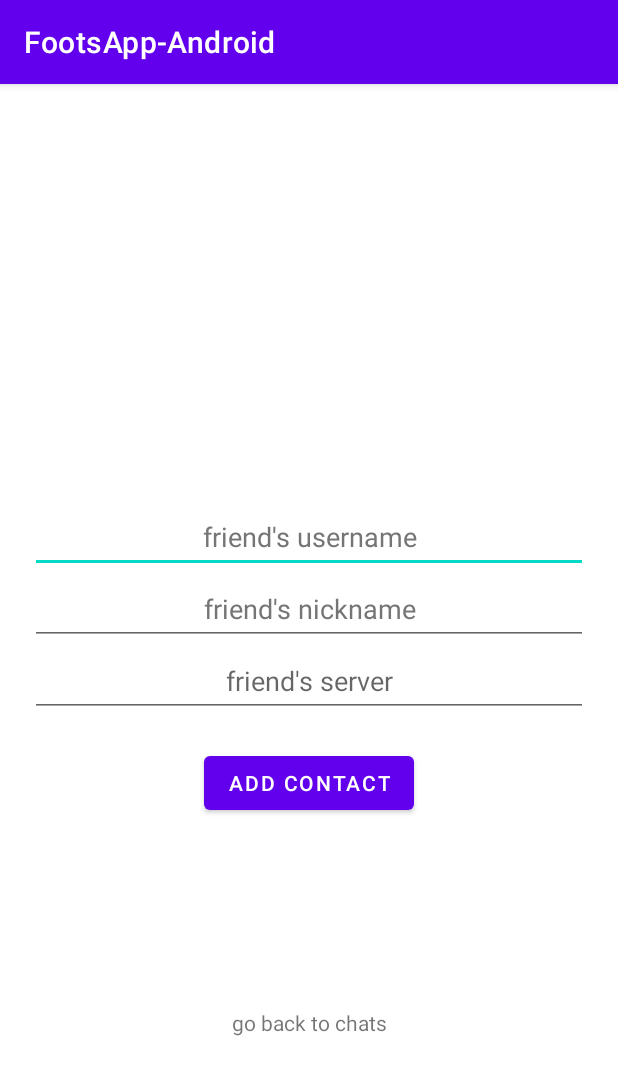
After one commit to saarmichael/FootsApp-Android, an Android app: the AddChatActivity screen opened directly, with no data from a screen before it, on a phone screen of 412 x 824 dp. The commit adds this screen. Shown: the top 1075 px of the screen. Run offline under Robolectric (Android 15) with nearby library versions, the phone set to English and light mode, and no system bars; our stand-ins replace Room's generated code.

Commit message:
added basic contacts list and basic add contact using room

```diff
--- a/app/build.gradle
+++ b/app/build.gradle
@@ -32,6 +32,9 @@ dependencies {
     implementation 'androidx.appcompat:appcompat:1.4.2'
     implementation 'com.google.android.material:material:1.6.1'
     implementation 'androidx.constraintlayout:constraintlayout:2.1.4'
+    implementation 'androidx.room:room-common:2.4.2'
+    implementation 'androidx.room:room-runtime:2.4.2'
+    annotationProcessor 'androidx.room:room-compiler:2.4.2'
     testImplementation 'junit:junit:4.13.2'
     androidTestImplementation 'androidx.test.ext:junit:1.1.3'
     androidTestImplementation 'androidx.test.espresso:espresso-core:3.4.0'
--- a/app/src/main/AndroidManifest.xml
+++ b/app/src/main/AndroidManifest.xml
@@ -14,6 +14,12 @@
         android:theme="@style/Theme.FootsAppAndroid"
         tools:targetApi="31">
         <activity
+            android:name=".AddChatActivity"
+            android:exported="false" />
+        <activity
+            android:name=".ChatsActivity"
+            android:exported="false" />
+        <activity
             android:name=".sign.RegisterActivity"
             android:exported="false" />
         <activity
--- /dev/null
+++ b/app/src/main/java/com/example/footsapp_android/AddChatActivity.java
@@ -0,0 +1,40 @@
+package com.example.footsapp_android;
+
+import android.os.Bundle;
+import android.widget.Button;
+import android.widget.EditText;
+
+import androidx.appcompat.app.AppCompatActivity;
+import androidx.room.Room;
+
+public class AddChatActivity extends AppCompatActivity {
+
+    private AppDB db;
+    private ContactDao contactDao;
+
+    @Override
+    protected void onCreate(Bundle savedInstanceState) {
+        super.onCreate(savedInstanceState);
+        setContentView(R.layout.activity_add_chat);
+
+        db = Room.databaseBuilder(getApplicationContext(), AppDB.class, "FooDB")
+                .allowMainThreadQueries().build();
+        contactDao = db.contactDao();
+
+        Button btnNewContact = findViewById(R.id.btnNewContact);
+        btnNewContact.setOnClickListener(view -> {
+            EditText etUser = findViewById(R.id.etUsername);
+            EditText etNickname = findViewById(R.id.etNickname);
+            EditText etServer = findViewById(R.id.etServer);
+
+
+            int size = contactDao.index().size() + 1;
+            Contact contact = new Contact(size, etUser.getText().toString(),
+                                          etNickname.getText().toString(),
+                                          etServer.getText().toString()); // find a way to generate an id number from db
+            contactDao.insert(contact);
+
+            finish();
+        });
+    }
+}
--- /dev/null
+++ b/app/src/main/java/com/example/footsapp_android/AppDB.java
@@ -0,0 +1,9 @@
+package com.example.footsapp_android;
+
+import androidx.room.Database;
+import androidx.room.RoomDatabase;
+
+@Database(entities = {Contact.class}, version = 1)
+public abstract class AppDB extends RoomDatabase {
+    public abstract ContactDao contactDao();
+}
--- /dev/null
+++ b/app/src/main/java/com/example/footsapp_android/ContactDao.java
@@ -0,0 +1,28 @@
+package com.example.footsapp_android;
+
+import androidx.room.Dao;
+import androidx.room.Delete;
+import androidx.room.Insert;
+import androidx.room.Query;
+import androidx.room.Update;
+
+import java.util.List;
+
+@Dao
+public interface ContactDao {
+
+    @Query("SELECT * FROM contact")
+    List<Contact> index();
+
+    @Query("SELECT * FROM contact WHERE id = :id")
+    Contact get(int id);
+
+    @Insert
+    void insert(Contact... contacts);
+
+    @Update
+    void update(Contact... contacts);
+
+    @Delete
+    void delete(Contact... contacts);
+}
--- /dev/null
+++ b/app/src/main/res/layout/activity_add_chat.xml
@@ -0,0 +1,90 @@
+<?xml version="1.0" encoding="utf-8"?>
+<androidx.constraintlayout.widget.ConstraintLayout xmlns:android="http://schemas.android.com/apk/res/android"
+    xmlns:app="http://schemas.android.com/apk/res-auto"
+    xmlns:tools="http://schemas.android.com/tools"
+    android:layout_width="match_parent"
+    android:layout_height="match_parent"
+    tools:context=".AddChatActivity">
+
+    <LinearLayout
+        android:id="@+id/ChatsRedirectLayout"
+        android:layout_width="wrap_content"
+        android:layout_height="wrap_content"
+        android:orientation="vertical"
+        app:layout_constraintBottom_toBottomOf="parent"
+        app:layout_constraintEnd_toEndOf="parent"
+        app:layout_constraintStart_toStartOf="parent"
+        app:layout_constraintTop_toBottomOf="@+id/linearLayout"
+        app:layout_constraintVertical_bias="0.43">
+
+        <TextView
+            android:id="@+id/tvChatsActivity"
+            android:layout_width="match_parent"
+            android:layout_height="wrap_content"
+            android:paddingLeft="20dp"
+            android:paddingTop="5dp"
+            android:paddingRight="20dp"
+            android:textAlignment="center"
+            android:text="@string/back_to_chats" />
+
+    </LinearLayout>
+
+    <LinearLayout
+        android:id="@+id/linearLayout"
+        android:layout_width="match_parent"
+        android:layout_height="wrap_content"
+        android:orientation="vertical"
+        android:padding="20dp"
+        app:layout_constraintBottom_toBottomOf="parent"
+        app:layout_constraintTop_toTopOf="parent"
+        tools:layout_editor_absoluteX="1dp">
+
+        <EditText
+            android:id="@+id/etUsername"
+            android:layout_width="match_parent"
+            android:layout_height="wrap_content"
+            android:autofillHints=""
+            android:ems="10"
+            android:hint="@string/friend_s_username"
+            android:inputType="textPersonName"
+            android:minHeight="48dp"
+            android:textAlignment="center"
+            android:textColorHint="#757575" />
+
+        <EditText
+            android:id="@+id/etNickname"
+            android:layout_width="match_parent"
+            android:layout_height="wrap_content"
+            android:autofillHints=""
+            android:ems="10"
+            android:hint="@string/friend_s_nickname"
+            android:inputType="textPersonName"
+            android:minHeight="48dp"
+            android:textAlignment="center"
+            android:textColorHint="#757575" />
+
+        <EditText
+            android:id="@+id/etServer"
+            android:layout_width="match_parent"
+            android:layout_height="wrap_content"
+            android:autofillHints=""
+            android:ems="10"
+            android:hint="@string/friend_s_server"
+            android:inputType="textPersonName"
+            android:minHeight="48dp"
+            android:textAlignment="center" />
+
+
+        <Button
+            android:id="@+id/btnNewContact"
+            android:layout_marginTop="20dp"
+            android:layout_width="wrap_content"
+            android:layout_height="wrap_content"
+            android:layout_gravity="center"
+            android:text="@string/add_contact" />
+
+
+
+    </LinearLayout>
+
+</androidx.constraintlayout.widget.ConstraintLayout>
--- a/app/src/main/res/values/strings.xml
+++ b/app/src/main/res/values/strings.xml
@@ -13,4 +13,9 @@
     <string name="login_tv_no_account">don\'t have an account?</string>
     <string name="register_tv_account_msg">already have an account?</string>
     <string name="register_tv_login">sign in 💖</string>
+    <string name="friend_s_username">friend\'s username</string>
+    <string name="add_contact">add contact</string>
+    <string name="friend_s_nickname">friend\'s nickname</string>
+    <string name="friend_s_server">friend\'s server</string>
+    <string name="back_to_chats">go back to chats</string>
 </resources>
```
Also changed, not shown: app/src/main/java/com/example/footsapp_android/ChatsActivity.java (added, +61 -0 lines), app/src/main/java/com/example/footsapp_android/Contact.java (added, +85 -0 lines), app/src/main/java/com/example/footsapp_android/MainActivity.java (+9 -2 lines), app/src/main/res/drawable-anydpi/ic_add.xml (added, +11 -0 lines), app/src/main/res/layout/activity_chats.xml (added, +24 -0 lines), app/src/main/res/drawable-hdpi/ic_add.png (added), app/src/main/res/drawable-mdpi/ic_add.png (added), app/src/main/res/drawable-xhdpi/ic_add.png (added), app/src/main/res/drawable-xxhdpi/ic_add.png (added).
